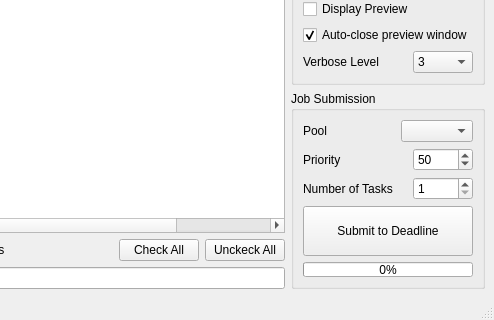
Qt form VrayDenoiser/ui_mainWindow.ui (p3rfilov/Deadline) before a commit; both pictures show x 224 to 718 and y 428 to 748 of the 718 by 748 pixel window.
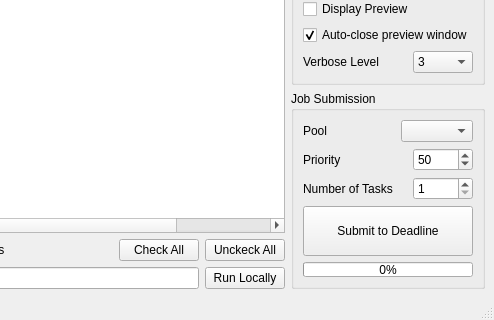
The same form after that commit.

What changed in the file:
```diff
--- a/VrayDenoiser/ui_mainWindow.ui
+++ b/VrayDenoiser/ui_mainWindow.ui
@@ -185,6 +185,13 @@
           </property>
          </widget>
         </item>
+        <item>
+         <widget class="QPushButton" name="runLocally">
+          <property name="text">
+           <string>Run Locally</string>
+          </property>
+         </widget>
+        </item>
        </layout>
       </item>
      </layout>
```
